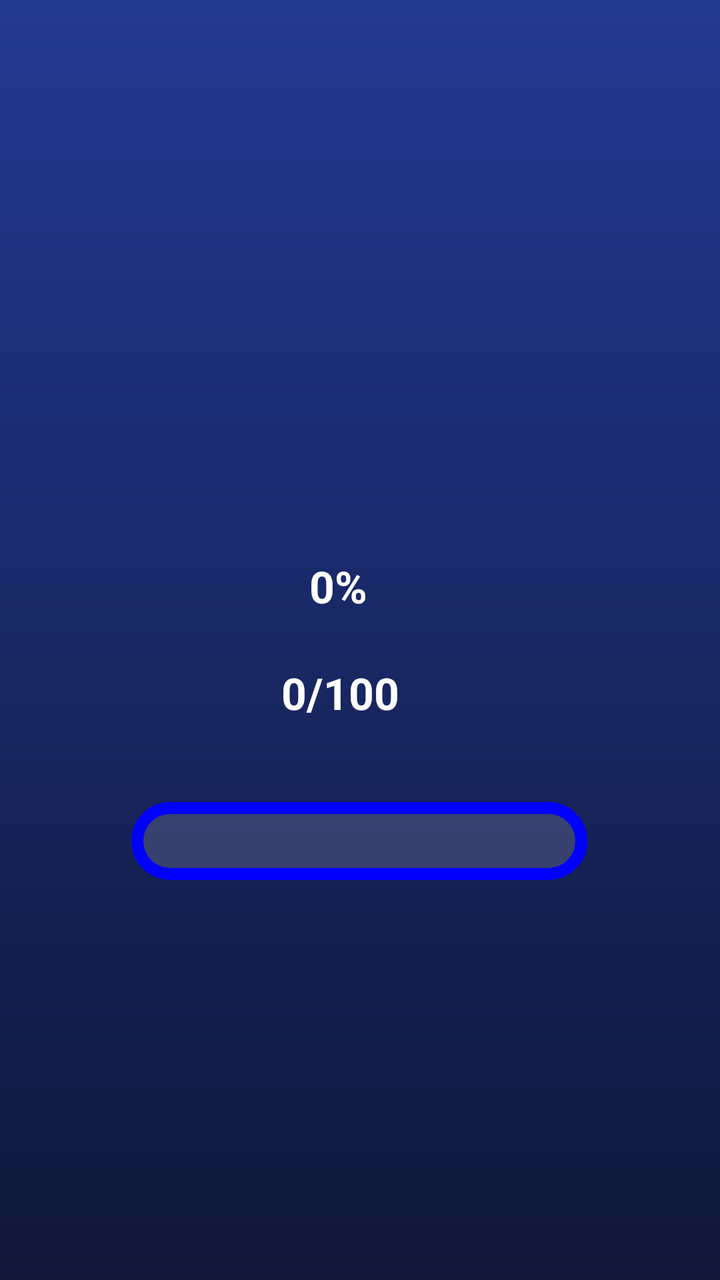
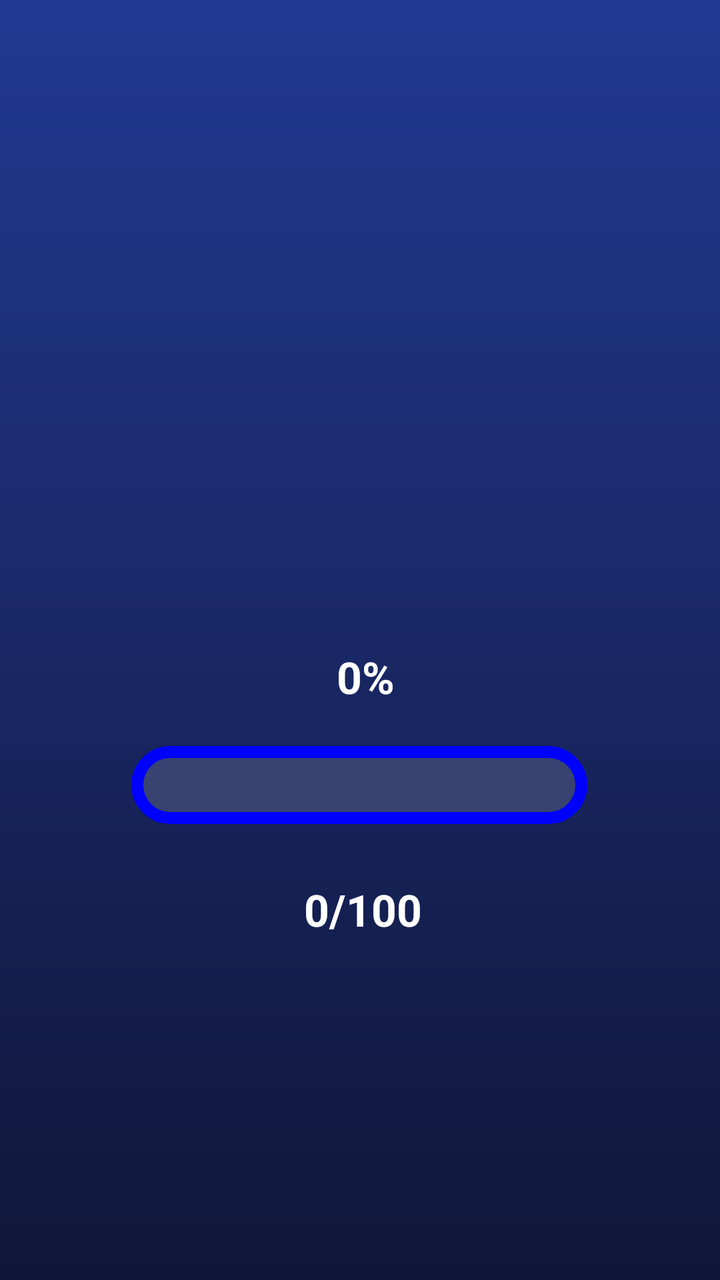

Before-and-after screenshots of an Android layout around one commit, followed by the original layout XML and the change that was made.
<!-- AndroidManifest.xml: application theme Theme.Lasttele -->
<!-- res/layout/loading_screen.xml -->
<?xml version="1.0" encoding="utf-8"?>
<androidx.constraintlayout.widget.ConstraintLayout xmlns:android="http://schemas.android.com/apk/res/android"
    xmlns:app="http://schemas.android.com/apk/res-auto"
    xmlns:tools="http://schemas.android.com/tools"
    android:layout_width="match_parent"
    android:layout_height="match_parent"
    android:background="@drawable/gradient_background"
    android:padding="16dp">


    <ProgressBar
        android:id="@+id/loadingProgressBar"
        style="?android:attr/progressBarStyleHorizontal"
        android:layout_width="228dp"
        android:layout_height="39dp"
        android:layout_marginBottom="184dp"
        android:progressDrawable="@drawable/curved_progress_bar"
        android:indeterminate="false"
        android:max="100"
        android:progress="0"
        app:layout_constraintBottom_toBottomOf="parent"
        app:layout_constraintEnd_toEndOf="parent"
        app:layout_constraintHorizontal_bias="0.496"
        app:layout_constraintStart_toStartOf="parent" />

    <TextView
        android:id="@+id/progressTextView"
        android:layout_width="wrap_content"
        android:layout_height="wrap_content"
        android:layout_marginBottom="24dp"
        android:text="0%"
    android:textColor="@color/white"
    android:textSize="22dp"
    android:textStyle="bold"
    app:layout_constraintBottom_toTopOf="@+id/messagesProgressTextView"
    app:layout_constraintEnd_toEndOf="parent"
    app:layout_constraintHorizontal_bias="0.464"
    app:layout_constraintStart_toStartOf="parent" />

    <TextView
        android:id="@+id/messagesProgressTextView"
        android:layout_width="wrap_content"
        android:layout_height="wrap_content"
        android:layout_marginBottom="40dp"
        android:text="0/100"
    android:textColor="@color/white"
    android:textSize="22dp"
    android:textStyle="bold"
    app:layout_constraintBottom_toTopOf="@+id/loadingProgressBar"
    app:layout_constraintEnd_toEndOf="parent"
    app:layout_constraintHorizontal_bias="0.464"
    app:layout_constraintStart_toStartOf="parent" />
</androidx.constraintlayout.widget.ConstraintLayout>
<!-- resources referenced by this layout -->
<resources>
  <color name="white">#FFFFFFFF</color>
  <!-- drawable curved_progress_bar (drawable) -->
  <layer-list xmlns:android="http://schemas.android.com/apk/res/android">
      
      <item android:id="@android:id/progress">
          <clip>
              <shape android:shape="rectangle">
                  <corners android:radius="18dp" /> 
                  <solid android:color="@color/purple" /> 
              </shape>
          </clip>
      </item>
  
      
      <item>
          <shape android:shape="rectangle">
              <corners android:radius="18dp" /> 
              <stroke android:color="@color/blue" android:width="6dp" /> 
              <solid android:color="@color/transparent" /> 
          </shape>
      </item>
  </layer-list>
  <!-- drawable gradient_background (drawable) -->
  <?xml version="1.0" encoding="utf-8"?>
  <shape xmlns:android="http://schemas.android.com/apk/res/android">
      <gradient
          android:startColor="#101638"
          android:endColor="#223992"
          android:angle="90"/>
  </shape>
  <style name="Theme.Lasttele" parent="Base.Theme.Lasttele" />
  <color name="purple">#800080</color>
  <color name="blue">#0000FF</color>
  <color name="transparent">#27EEECEC</color>
  <style name="Base.Theme.Lasttele" parent="Theme.Material3.DayNight.NoActionBar">
          
  
          
      </style>
</resources>

<!-- the commit's change to res/layout/loading_screen.xml (unified diff, before → after) -->
@@ -13,11 +13,11 @@
         style="?android:attr/progressBarStyleHorizontal"
         android:layout_width="228dp"
         android:layout_height="39dp"
-        android:layout_marginBottom="184dp"
-        android:progressDrawable="@drawable/curved_progress_bar"
+        android:layout_marginBottom="212dp"
         android:indeterminate="false"
         android:max="100"
         android:progress="0"
+        android:progressDrawable="@drawable/curved_progress_bar"
         app:layout_constraintBottom_toBottomOf="parent"
         app:layout_constraintEnd_toEndOf="parent"
         app:layout_constraintHorizontal_bias="0.496"
@@ -27,27 +27,27 @@
         android:id="@+id/progressTextView"
         android:layout_width="wrap_content"
         android:layout_height="wrap_content"
-        android:layout_marginBottom="24dp"
+        android:layout_marginBottom="20dp"
         android:text="0%"
-    android:textColor="@color/white"
-    android:textSize="22dp"
-    android:textStyle="bold"
-    app:layout_constraintBottom_toTopOf="@+id/messagesProgressTextView"
-    app:layout_constraintEnd_toEndOf="parent"
-    app:layout_constraintHorizontal_bias="0.464"
-    app:layout_constraintStart_toStartOf="parent" />
+        android:textColor="@color/white"
+        android:textSize="22dp"
+        android:textStyle="bold"
+        app:layout_constraintBottom_toTopOf="@+id/loadingProgressBar"
+        app:layout_constraintEnd_toEndOf="@+id/messagesProgressTextView"
+        app:layout_constraintHorizontal_bias="0.548"
+        app:layout_constraintStart_toStartOf="@+id/messagesProgressTextView" />
 
     <TextView
         android:id="@+id/messagesProgressTextView"
         android:layout_width="wrap_content"
         android:layout_height="wrap_content"
-        android:layout_marginBottom="40dp"
+        android:layout_marginTop="28dp"
         android:text="0/100"
-    android:textColor="@color/white"
-    android:textSize="22dp"
-    android:textStyle="bold"
-    app:layout_constraintBottom_toTopOf="@+id/loadingProgressBar"
-    app:layout_constraintEnd_toEndOf="parent"
-    app:layout_constraintHorizontal_bias="0.464"
-    app:layout_constraintStart_toStartOf="parent" />
+        android:textColor="@color/white"
+        android:textSize="22dp"
+        android:textStyle="bold"
+        app:layout_constraintEnd_toEndOf="parent"
+        app:layout_constraintHorizontal_bias="0.506"
+        app:layout_constraintStart_toStartOf="parent"
+        app:layout_constraintTop_toBottomOf="@+id/loadingProgressBar" />
 </androidx.constraintlayout.widget.ConstraintLayout>
